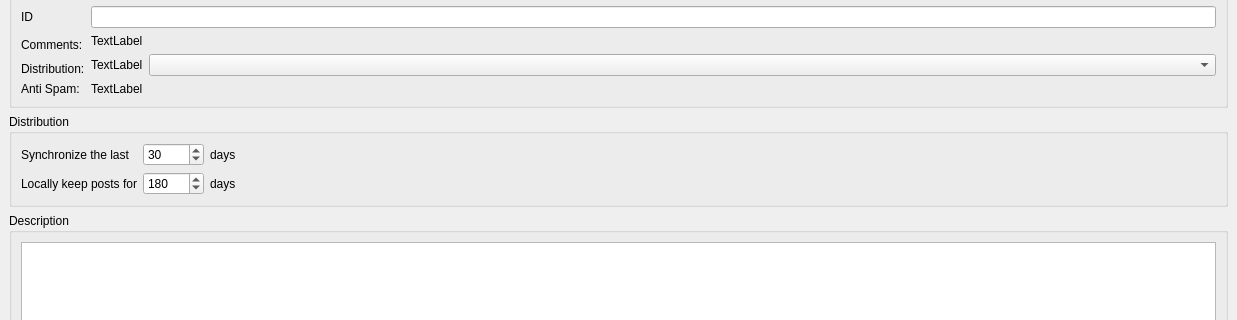
Above: retroshare-gui/src/gui/gxs/GxsGroupDialog.ui from csoler/RetroShare before the change; both pictures show x 0 to 1237 and y 164 to 484 of the 1237 by 946 pixel window. Below: the same form after it.
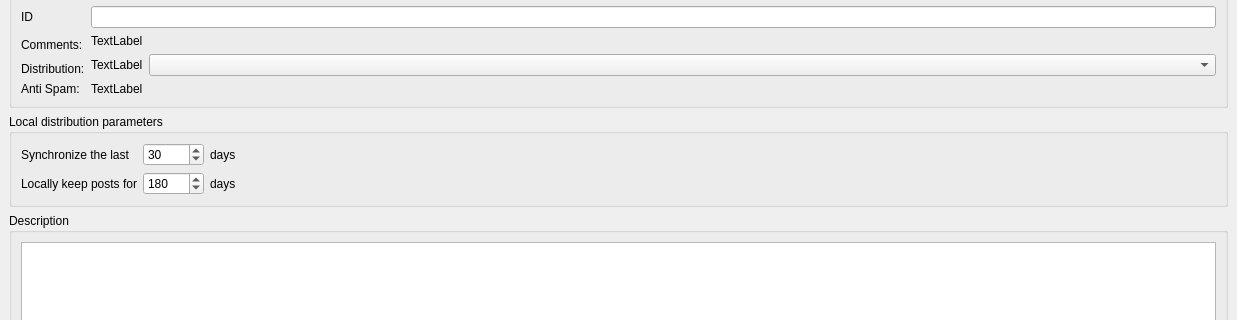
That is the form after the change. Icons and pictures are not drawn. Custom widgets are drawn as their Qt base class.

Commit message: added flag to show distribution parameters in GxsGroupDialog. Set for forums and channels

```diff
--- a/retroshare-gui/src/gui/gxs/GxsGroupDialog.ui
+++ b/retroshare-gui/src/gui/gxs/GxsGroupDialog.ui
@@ -842,7 +842,7 @@
        <item row="1" column="0">
         <widget class="QGroupBox" name="groupBox_4">
          <property name="title">
-          <string>Distribution</string>
+          <string>Local distribution parameters</string>
          </property>
          <layout class="QGridLayout" name="gridLayout_9">
           <item row="0" column="1">
```
Left out of the diff: 2 changed lines with no effect on the pictures. The commit also changes 4 other files.
